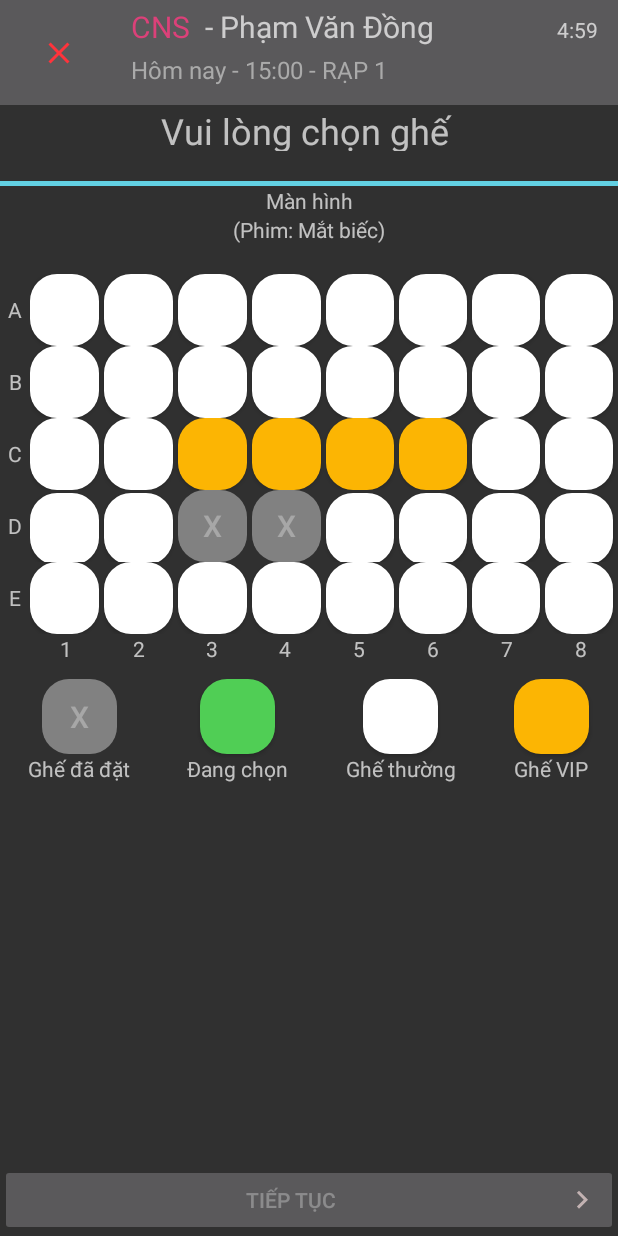
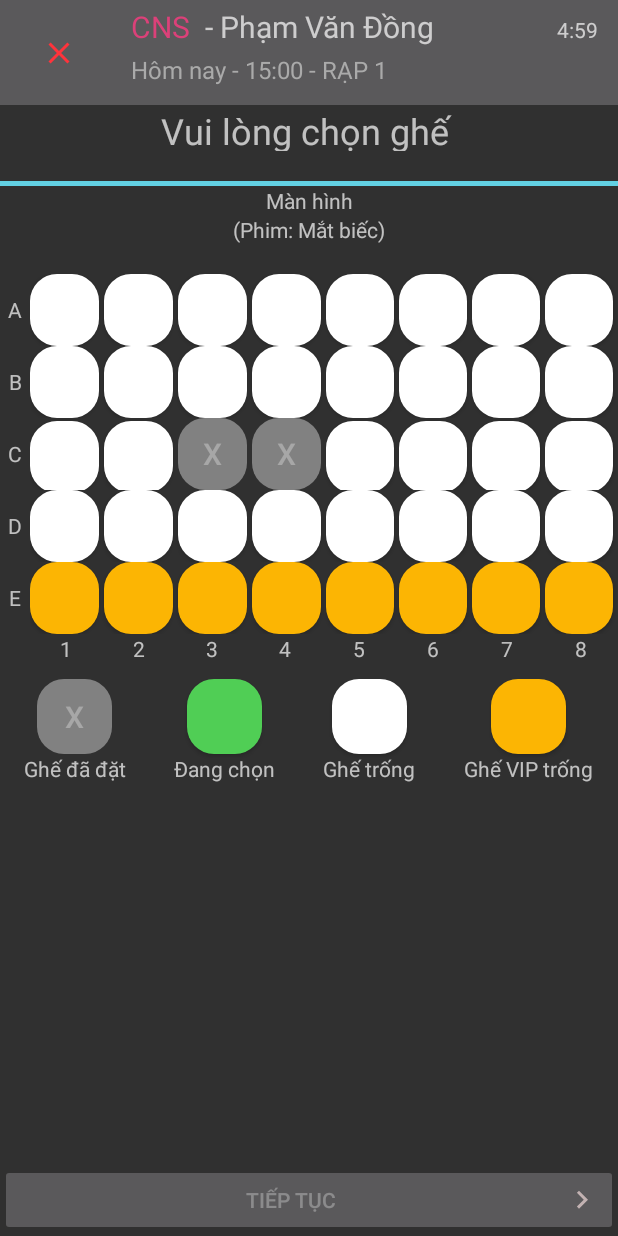
Before and after one commit to hoanthiennguyen/Tickee, an Android app: the SelectChairActivity screen opened directly, with no data from a screen before it, on a phone screen of 412 x 824 dp. Run offline under Robolectric (Android 15) with nearby library versions, the phone set to English and light mode, and no system bars.

Commit message:
add "đ" to price

```diff
--- a/app/src/main/res/layout/activity_make_payment.xml
+++ b/app/src/main/res/layout/activity_make_payment.xml
@@ -173,7 +173,7 @@
                     android:layout_height="wrap_content"
                     android:layout_marginLeft="10dp"
                     android:layout_marginTop="10dp"
-                    android:text="Tổng tiền :160.000"
+                    android:text="Tổng tiền :160.000 đ"
                     android:textSize="18dp" />
                 <TextView
                     android:textSize="18dp"
--- a/app/src/main/res/layout/activity_select_chair.xml
+++ b/app/src/main/res/layout/activity_select_chair.xml
@@ -161,10 +161,10 @@
 
         <include layout="@layout/chair_row"></include>
         <include layout="@layout/chair_row"></include>
-        <include layout="@layout/chair_row_4_vip"></include>
+
         <include layout="@layout/chair_row_include_selected"></include>
         <include layout="@layout/chair_row"></include>
-
+        <include layout="@layout/chair_row_4_vip"></include>
 
     </TableLayout>
     <LinearLayout
@@ -284,7 +284,7 @@
                 android:layout_height="50dp"
                 />
             <TextView
-                android:text="Ghế thường"
+                android:text="Ghế trống"
                 android:layout_width="wrap_content"
                 android:layout_height="wrap_content"/>
         </LinearLayout>
@@ -300,7 +300,7 @@
                 android:layout_height="50dp"
                 android:background="@drawable/roundbackgroundyellow" />
             <TextView
-                android:text="Ghế VIP"
+                android:text="Ghế VIP trống"
                 android:layout_width="wrap_content"
                 android:layout_height="wrap_content"/>
         </LinearLayout>
--- a/app/src/main/res/layout/activity_success_transaction.xml
+++ b/app/src/main/res/layout/activity_success_transaction.xml
@@ -69,7 +69,7 @@
             android:layout_width="match_parent"
             android:layout_height="wrap_content"
             android:layout_marginTop="10dp"
-            android:text="Tổng tiền :160.000 VND"
+            android:text="Tổng tiền :160.000 đ"
             android:textSize="18dp" />
 
         <TextView
--- a/app/src/main/res/layout/chair_row_4_vip.xml
+++ b/app/src/main/res/layout/chair_row_4_vip.xml
@@ -8,7 +8,7 @@
         android:id="@+id/button2"
         android:layout_weight="1"
         android:layout_marginRight="3dp"
-        android:background="@drawable/roundbuttonwhite"
+        android:background="@drawable/roundbackgroundyellow"
         android:layout_width="match_parent"
         android:layout_height="wrap_content"
         />
@@ -17,7 +17,7 @@
         android:onClick="onClickChair"
         android:id="@+id/button3"
         android:layout_marginRight="3dp"
-        android:background="@drawable/roundbuttonwhite"
+        android:background="@drawable/roundbackgroundyellow"
         android:layout_weight="1"
         android:layout_width="match_parent"
         android:layout_height="wrap_content"
@@ -71,7 +71,7 @@
         android:onClick="onClickChair"
         android:id="@+id/button8"
         android:layout_marginRight="3dp"
-        android:background="@drawable/roundbuttonwhite"
+        android:background="@drawable/roundbackgroundyellow"
         android:layout_weight="1"
         android:layout_width="match_parent"
         android:layout_height="wrap_content"
@@ -82,7 +82,7 @@
         android:id="@+id/button9"
         android:layout_weight="1"
         android:layout_marginRight="3dp"
-        android:background="@drawable/roundbuttonwhite"
+        android:background="@drawable/roundbackgroundyellow"
         android:layout_width="match_parent"
         android:layout_height="wrap_content"
         />
```
